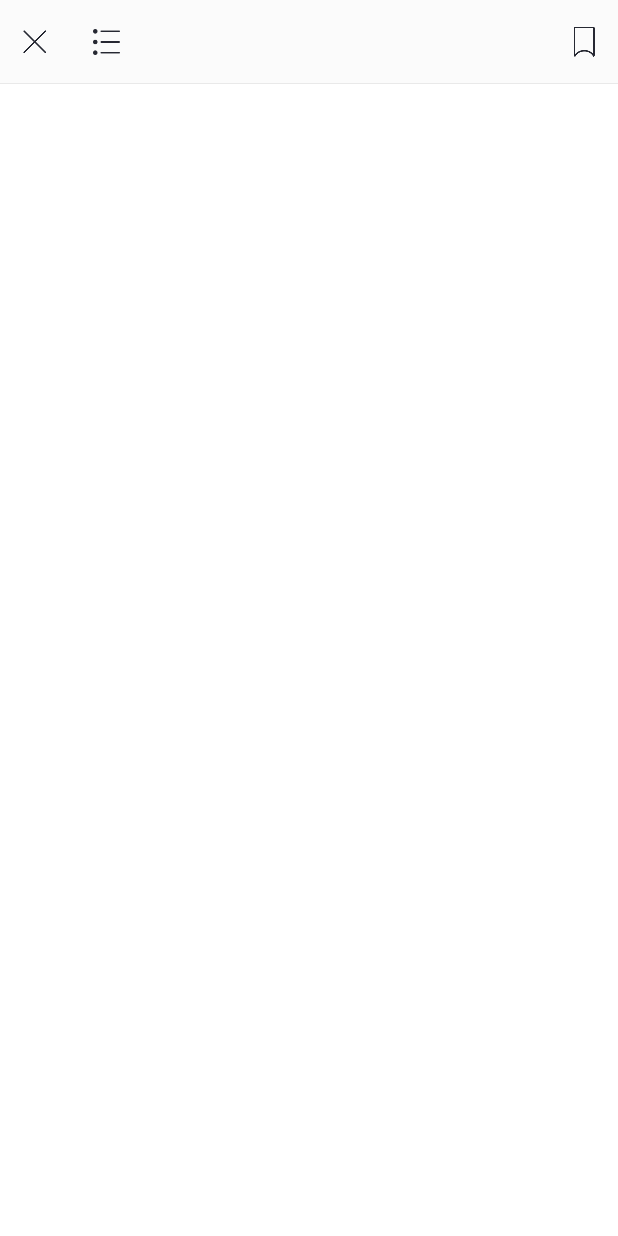
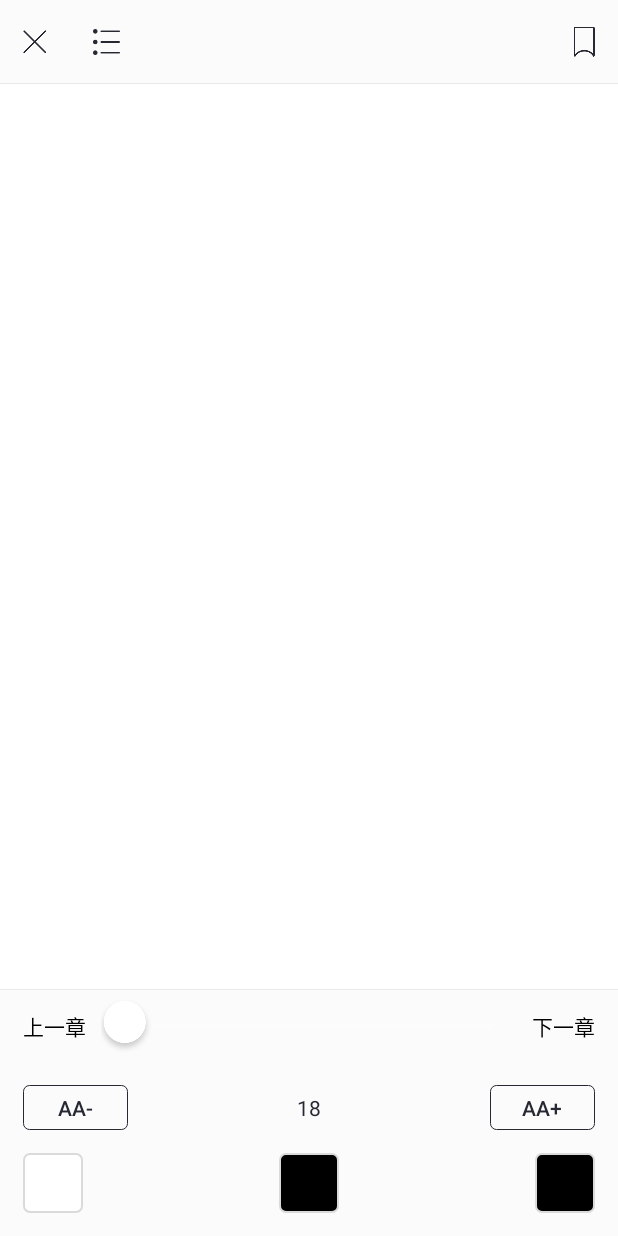
Before and after one commit to Kaka252/GhostReader, an Android app: the ReaderActivity screen opened directly, with no data from a screen before it, on a phone screen of 412 x 824 dp. Before the commit the screen is almost empty. Run offline under Robolectric (Android 15) with nearby library versions, the phone set to English and light mode, and no system bars.

Commit message:
添加epub的书籍以及相应类库

```diff
--- a/app/src/main/AndroidManifest.xml
+++ b/app/src/main/AndroidManifest.xml
@@ -21,7 +21,7 @@
         android:supportsRtl="true"
         android:theme="@style/AppTheme">
         <activity
-            android:name=".MainActivity"
+            android:name=".ui.MainActivity"
             android:screenOrientation="portrait">
             <intent-filter>
                 <action android:name="android.intent.action.MAIN" />
@@ -31,7 +31,7 @@
         </activity>
 
         <activity
-            android:name=".ReaderActivity"
+            android:name=".ui.ReaderActivity"
             android:screenOrientation="portrait" />
     </application>
 
--- a/app/src/main/java/com/zhouyou/readerghost/MainActivity.java
+++ b/app/src/main/java/com/zhouyou/readerghost/ui/MainActivity.java
@@ -1,9 +1,11 @@
-package com.zhouyou.readerghost;
+package com.zhouyou.readerghost.ui;
 
 import android.app.Activity;
 import android.content.Intent;
 import android.os.Bundle;
 import android.view.View;
+
+import com.zhouyou.readerghost.R;
 
 public class MainActivity extends Activity implements View.OnClickListener {
 
--- a/app/src/main/java/com/zhouyou/readerghost/ReaderActivity.java
+++ b/app/src/main/java/com/zhouyou/readerghost/ui/ReaderActivity.java
@@ -1,4 +1,4 @@
-package com.zhouyou.readerghost;
+package com.zhouyou.readerghost.ui;
 
 import android.app.Activity;
 import android.content.res.AssetManager;
@@ -6,6 +6,8 @@ import android.os.Bundle;
 import android.support.annotation.Nullable;
 import android.util.Log;
 import android.view.View;
+
+import com.zhouyou.readerghost.R;
 
 import java.io.IOException;
 import java.io.InputStream;
@@ -35,6 +37,7 @@ public class ReaderActivity extends Activity implements View.OnClickListener {
 //            Book book = (new EpubReader()).readEpub(epubInputStream);
 //            Log.i("epublib", "author(s): " + book.getMetadata().getAuthors());
 //            Log.i("epublib", "title: " + book.getTitle());
+//            Log.i("epublib", "author(s): " + book.getMetadata().getAuthors());
 //            logTableOfContents(book.getTableOfContents().getTocReferences(), 0);
 //        } catch (IOException e) {
 //            e.printStackTrace();
--- /dev/null
+++ b/app/src/main/java/com/zhouyou/readerghost/views/SettingView.java
@@ -0,0 +1,36 @@
+package com.zhouyou.readerghost.views;
+
+import android.content.Context;
+import android.util.AttributeSet;
+import android.view.LayoutInflater;
+import android.view.View;
+import android.widget.FrameLayout;
+
+import com.zhouyou.readerghost.R;
+
+/**
+ * Created by zhouyou on 17/1/7.
+ */
+public class SettingView extends FrameLayout {
+
+    private Context context;
+
+    public SettingView(Context context) {
+        this(context, null);
+    }
+
+    public SettingView(Context context, AttributeSet attrs) {
+        this(context, attrs, 0);
+    }
+
+    public SettingView(Context context, AttributeSet attrs, int defStyleAttr) {
+        super(context, attrs, defStyleAttr);
+        this.context = context;
+        init();
+    }
+
+    private void init() {
+        View view = LayoutInflater.from(context).inflate(R.layout.view_operation_settings, this);
+
+    }
+}
--- /dev/null
+++ b/app/src/main/res/drawable/bg_black_style.xml
@@ -0,0 +1,11 @@
+<?xml version="1.0" encoding="utf-8"?>
+<shape xmlns:android="http://schemas.android.com/apk/res/android">
+
+    <corners android:radius="4dip" />
+
+    <solid android:color="@android:color/black" />
+
+    <stroke
+        android:width="1dip"
+        android:color="#dadada" />
+</shape>
--- /dev/null
+++ b/app/src/main/res/drawable/bg_black_style_select.xml
@@ -0,0 +1,11 @@
+<?xml version="1.0" encoding="utf-8"?>
+<shape xmlns:android="http://schemas.android.com/apk/res/android">
+
+    <corners android:radius="4dip" />
+
+    <solid android:color="@android:color/black" />
+
+    <stroke
+        android:width="1dip"
+        android:color="#d83544" />
+</shape>
--- /dev/null
+++ b/app/src/main/res/drawable/bg_font_button.xml
@@ -0,0 +1,11 @@
+<?xml version="1.0" encoding="utf-8"?>
+<shape xmlns:android="http://schemas.android.com/apk/res/android">
+
+    <corners android:radius="4dip" />
+
+    <stroke
+        android:width="0.5dip"
+        android:color="@color/stroke_color" />
+
+    <solid android:color="@android:color/transparent" />
+</shape>
--- /dev/null
+++ b/app/src/main/res/drawable/bg_white_style.xml
@@ -0,0 +1,11 @@
+<?xml version="1.0" encoding="utf-8"?>
+<shape xmlns:android="http://schemas.android.com/apk/res/android">
+
+    <corners android:radius="4dip" />
+
+    <solid android:color="@android:color/white" />
+
+    <stroke
+        android:width="1dip"
+        android:color="#dadada" />
+</shape>
--- /dev/null
+++ b/app/src/main/res/drawable/bg_white_style_select.xml
@@ -0,0 +1,11 @@
+<?xml version="1.0" encoding="utf-8"?>
+<shape xmlns:android="http://schemas.android.com/apk/res/android">
+
+    <corners android:radius="4dip" />
+
+    <solid android:color="@android:color/white" />
+
+    <stroke
+        android:width="1dip"
+        android:color="#d83544" />
+</shape>
--- a/app/src/main/res/layout/activity_main.xml
+++ b/app/src/main/res/layout/activity_main.xml
@@ -7,7 +7,7 @@
     android:background="@android:color/white"
     android:gravity="center_horizontal"
     android:orientation="vertical"
-    tools:context="com.zhouyou.readerghost.MainActivity">
+    tools:context="com.zhouyou.readerghost.ui.MainActivity">
 
     <RelativeLayout
         android:layout_width="match_parent"
--- a/app/src/main/res/layout/activity_reader.xml
+++ b/app/src/main/res/layout/activity_reader.xml
@@ -2,13 +2,13 @@
 <LinearLayout xmlns:android="http://schemas.android.com/apk/res/android"
     android:layout_width="match_parent"
     android:layout_height="match_parent"
-    android:background="@android:color/white"
+    android:background="@color/bg_color"
     android:orientation="vertical">
 
     <RelativeLayout
         android:layout_width="match_parent"
         android:layout_height="?attr/actionBarSize"
-        android:background="#fbfbfb">
+        android:background="@color/panel_color">
 
         <ImageView
             android:id="@+id/iv_close"
@@ -16,10 +16,10 @@
             android:layout_height="wrap_content"
             android:layout_alignParentLeft="true"
             android:layout_centerVertical="true"
+            android:paddingBottom="10dip"
             android:paddingLeft="15dip"
+            android:paddingRight="15dip"
             android:paddingTop="10dip"
-            android:paddingBottom="10dip"
-            android:paddingRight="15dip"
             android:src="@mipmap/ic_close" />
 
         <ImageView
@@ -28,10 +28,10 @@
             android:layout_height="wrap_content"
             android:layout_centerVertical="true"
             android:layout_toRightOf="@+id/iv_close"
+            android:paddingBottom="10dip"
             android:paddingLeft="15dip"
+            android:paddingRight="15dip"
             android:paddingTop="10dip"
-            android:paddingBottom="10dip"
-            android:paddingRight="15dip"
             android:src="@mipmap/ic_menu" />
 
         <ImageView
@@ -40,18 +40,28 @@
             android:layout_height="wrap_content"
             android:layout_alignParentRight="true"
             android:layout_centerVertical="true"
+            android:paddingBottom="10dip"
             android:paddingLeft="15dip"
+            android:paddingRight="15dip"
             android:paddingTop="10dip"
-            android:paddingBottom="10dip"
-            android:paddingRight="15dip"
             android:src="@mipmap/ic_marker_unselect" />
 
         <View
             android:layout_width="match_parent"
             android:layout_height="0.3dip"
             android:layout_alignParentBottom="true"
-            android:background="#e9e9e9" />
+            android:background="@color/divider_color" />
 
     </RelativeLayout>
 
+    <android.support.v4.view.ViewPager
+        android:layout_width="match_parent"
+        android:layout_height="0dip"
+        android:layout_weight="1" />
+
+    <com.zhouyou.readerghost.views.SettingView
+        android:id="@+id/setting_view"
+        android:layout_width="match_parent"
+        android:layout_height="wrap_content" />
+
 </LinearLayout>
--- /dev/null
+++ b/app/src/main/res/layout/view_operation_settings.xml
@@ -0,0 +1,119 @@
+<?xml version="1.0" encoding="utf-8"?>
+<LinearLayout xmlns:android="http://schemas.android.com/apk/res/android"
+    android:layout_width="match_parent"
+    android:layout_height="match_parent"
+    android:background="@color/panel_color"
+    android:orientation="vertical">
+
+    <View
+        android:layout_width="match_parent"
+        android:layout_height="0.3dip"
+        android:background="@color/divider_color" />
+
+    <LinearLayout
+        android:layout_width="match_parent"
+        android:layout_height="wrap_content"
+        android:layout_marginBottom="6dip"
+        android:layout_marginLeft="15dip"
+        android:layout_marginRight="15dip"
+        android:layout_marginTop="6dip"
+        android:gravity="center_vertical"
+        android:orientation="horizontal">
+
+        <TextView
+            android:layout_width="wrap_content"
+            android:layout_height="wrap_content"
+            android:text="@string/last_chapter"
+            android:textColor="@android:color/black"
+            android:textSize="14dip" />
+
+        <SeekBar
+            android:id="@+id/seek_bar"
+            style="@style/Widget.AppCompat.ProgressBar.Horizontal"
+            android:layout_width="0dip"
+            android:layout_height="wrap_content"
+            android:layout_marginLeft="10dip"
+            android:layout_marginRight="10dip"
+            android:layout_weight="1"
+            android:maxHeight="8dp"
+            android:minHeight="8dp"
+            android:thumb="@mipmap/ic_seek_button" />
+
+        <TextView
+            android:layout_width="wrap_content"
+            android:layout_height="wrap_content"
+            android:text="@string/next_chapter"
+            android:textColor="@android:color/black"
+            android:textSize="14dip" />
+
+    </LinearLayout>
+
+    <RelativeLayout
+        android:layout_width="match_parent"
+        android:layout_height="wrap_content"
+        android:layout_marginBottom="15dip"
+        android:layout_marginLeft="15dip"
+        android:layout_marginRight="15dip"
+        android:layout_marginTop="15dip">
+
+        <Button
+            android:id="@+id/btn_font_size_down"
+            android:layout_width="70dp"
+            android:layout_height="30dip"
+            android:layout_alignParentLeft="true"
+            android:layout_centerVertical="true"
+            android:background="@drawable/bg_font_button"
+            android:text="Aa-"
+            android:textColor="@color/stroke_color"
+            android:textSize="14dip" />
+
+        <TextView
+            android:id="@+id/tv_font_size"
+            android:layout_width="wrap_content"
+            android:layout_height="wrap_content"
+            android:layout_centerInParent="true"
+            android:text="18"
+            android:textColor="@color/stroke_color" />
+
+        <Button
+            android:id="@+id/btn_font_size_up"
+            android:layout_width="70dp"
+            android:layout_height="30dip"
+            android:layout_alignParentRight="true"
+            android:layout_centerVertical="true"
+            android:background="@drawable/bg_font_button"
+            android:text="Aa+"
+            android:textColor="@color/stroke_color"
+            android:textSize="14dip" />
+
+    </RelativeLayout>
+
+    <RelativeLayout
+        android:layout_width="match_parent"
+        android:layout_height="wrap_content"
+        android:layout_marginBottom="15dip"
+        android:layout_marginLeft="15dp"
+        android:layout_marginRight="15dp">
+
+        <View
+            android:layout_width="40dip"
+            android:layout_height="40dip"
+            android:layout_alignParentLeft="true"
+            android:layout_centerVertical="true"
+            android:background="@drawable/bg_white_style" />
+
+        <View
+            android:layout_width="40dip"
+            android:layout_height="40dip"
+            android:layout_centerInParent="true"
+            android:background="@drawable/bg_black_style" />
+
+        <View
+            android:layout_width="40dip"
+            android:layout_height="40dip"
+            android:layout_alignParentRight="true"
+            android:layout_centerVertical="true"
+            android:background="@drawable/bg_black_style" />
+
+    </RelativeLayout>
+</LinearLayout>
--- a/app/src/main/res/values/colors.xml
+++ b/app/src/main/res/values/colors.xml
@@ -3,4 +3,10 @@
     <color name="colorPrimary">#3F51B5</color>
     <color name="colorPrimaryDark">#303F9F</color>
     <color name="colorAccent">#FF4081</color>
+
+    <color name="bg_color">@android:color/white</color>
+    <color name="panel_color">#fbfbfb</color>
+    <color name="divider_color">#e9e9e9</color>
+
+    <color name="stroke_color">#262832</color>
 </resources>
--- a/app/src/main/res/values/strings.xml
+++ b/app/src/main/res/values/strings.xml
@@ -1,4 +1,7 @@
 <resources>
     <string name="app_name">鬼吹灯全集</string>
     <string name="shelf_title">书架</string>
+    <string name="last_chapter">上一章</string>
+    <string name="next_chapter">下一章</string>
+
 </resources>
```
